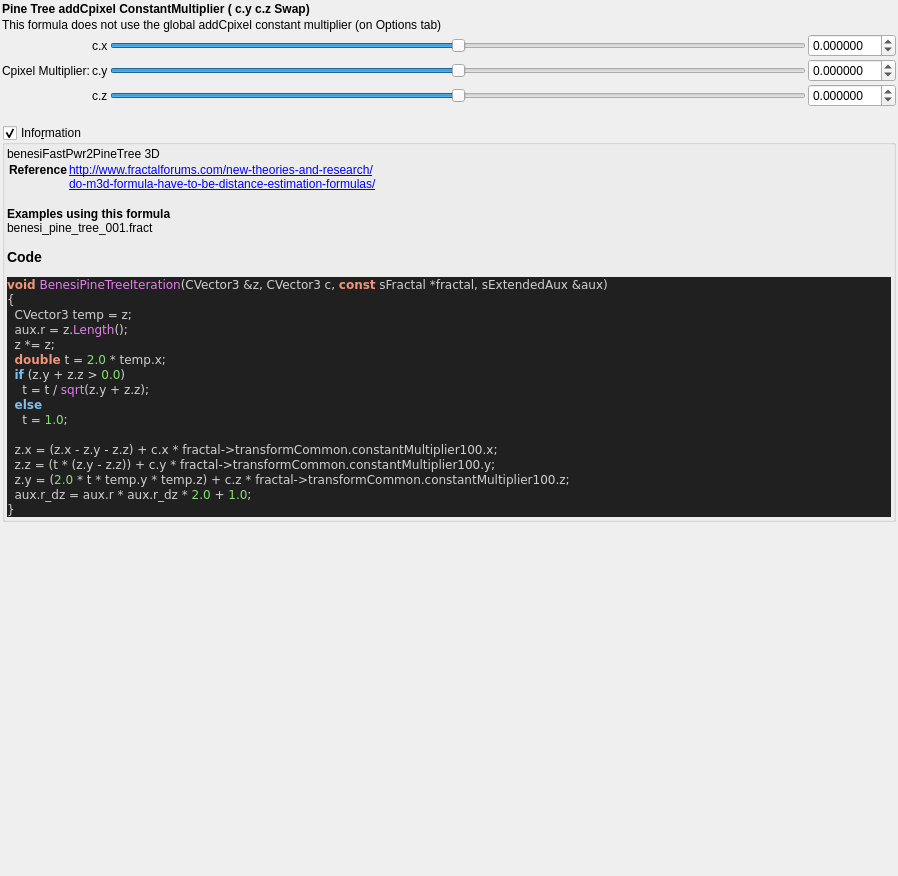
The window that mandelbulber2/formula/ui/fractal_benesi_pine_tree.ui (buddhi1980/mandelbulber2) describes before a commit, drawn with Qt 5.
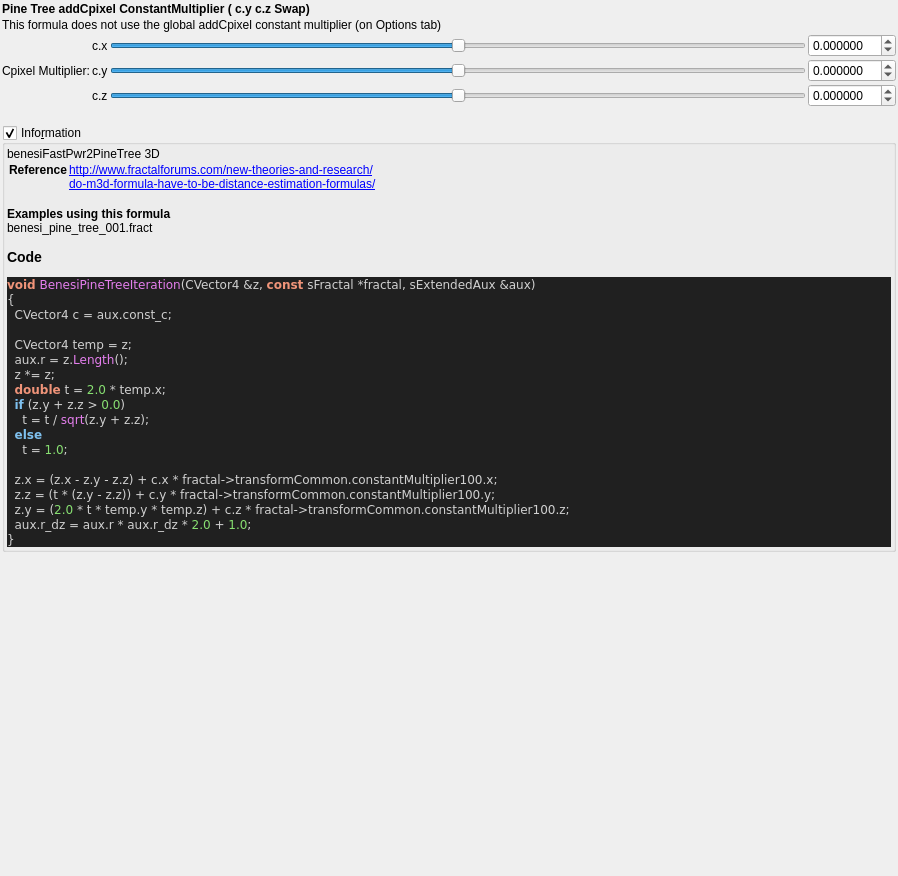
The same window after the commit. Custom widgets are drawn as their Qt base class.

Patch:
```diff
--- a/mandelbulber2/formula/ui/fractal_benesi_pine_tree.ui
+++ b/mandelbulber2/formula/ui/fractal_benesi_pine_tree.ui
@@ -278,9 +278,11 @@
 &lt;/table&gt;
 &lt;br&gt;&lt;b&gt;Examples using this formula&lt;/b&gt;&lt;br&gt;benesi_pine_tree_001.fract&lt;h3&gt;Code&lt;/h3&gt;
 &lt;body style=&quot;background-color:#202020&quot;&gt;
-&lt;pre style=&quot;color:#d0d0d0; background-color:#202020;  font-family:'Courier New',monospace;&quot;&gt;&lt;span style=&quot;color:#f09479; font-weight:bold&quot;&gt;void&lt;/span&gt; &lt;span style=&quot;color:#e47eed&quot;&gt;BenesiPineTreeIteration&lt;/span&gt;&lt;span style=&quot;color:#d0d0d0&quot;&gt;(&lt;/span&gt;CVector3 &lt;span style=&quot;color:#d0d0d0&quot;&gt;&amp;amp;&lt;/span&gt;z&lt;span style=&quot;color:#d0d0d0&quot;&gt;,&lt;/span&gt; CVector3 c&lt;span style=&quot;color:#d0d0d0&quot;&gt;,&lt;/span&gt; &lt;span style=&quot;color:#f09479; font-weight:bold&quot;&gt;const&lt;/span&gt; sFractal &lt;span style=&quot;color:#d0d0d0&quot;&gt;*&lt;/span&gt;fractal&lt;span style=&quot;color:#d0d0d0&quot;&gt;,&lt;/span&gt; sExtendedAux &lt;span style=&quot;color:#d0d0d0&quot;&gt;&amp;amp;&lt;/span&gt;aux&lt;span style=&quot;color:#d0d0d0&quot;&gt;)&lt;/span&gt;
+&lt;pre style=&quot;color:#d0d0d0; background-color:#202020;  font-family:'Courier New',monospace;&quot;&gt;&lt;span style=&quot;color:#f09479; font-weight:bold&quot;&gt;void&lt;/span&gt; &lt;span style=&quot;color:#e47eed&quot;&gt;BenesiPineTreeIteration&lt;/span&gt;&lt;span style=&quot;color:#d0d0d0&quot;&gt;(&lt;/span&gt;CVector4 &lt;span style=&quot;color:#d0d0d0&quot;&gt;&amp;amp;&lt;/span&gt;z&lt;span style=&quot;color:#d0d0d0&quot;&gt;,&lt;/span&gt; &lt;span style=&quot;color:#f09479; font-weight:bold&quot;&gt;const&lt;/span&gt; sFractal &lt;span style=&quot;color:#d0d0d0&quot;&gt;*&lt;/span&gt;fractal&lt;span style=&quot;color:#d0d0d0&quot;&gt;,&lt;/span&gt; sExtendedAux &lt;span style=&quot;color:#d0d0d0&quot;&gt;&amp;amp;&lt;/span&gt;aux&lt;span style=&quot;color:#d0d0d0&quot;&gt;)&lt;/span&gt;
 &lt;span style=&quot;color:#d0d0d0&quot;&gt;{&lt;/span&gt;
-  CVector3 temp &lt;span style=&quot;color:#d0d0d0&quot;&gt;=&lt;/span&gt; z&lt;span style=&quot;color:#d0d0d0&quot;&gt;;&lt;/span&gt;
+  CVector4 c &lt;span style=&quot;color:#d0d0d0&quot;&gt;=&lt;/span&gt; aux&lt;span style=&quot;color:#d0d0d0&quot;&gt;.&lt;/span&gt;const_c&lt;span style=&quot;color:#d0d0d0&quot;&gt;;&lt;/span&gt;
+
+  CVector4 temp &lt;span style=&quot;color:#d0d0d0&quot;&gt;=&lt;/span&gt; z&lt;span style=&quot;color:#d0d0d0&quot;&gt;;&lt;/span&gt;
   aux&lt;span style=&quot;color:#d0d0d0&quot;&gt;.&lt;/span&gt;r &lt;span style=&quot;color:#d0d0d0&quot;&gt;=&lt;/span&gt; z&lt;span style=&quot;color:#d0d0d0&quot;&gt;.&lt;/span&gt;&lt;span style=&quot;color:#e47eed&quot;&gt;Length&lt;/span&gt;&lt;span style=&quot;color:#d0d0d0&quot;&gt;();&lt;/span&gt;
   z &lt;span style=&quot;color:#d0d0d0&quot;&gt;*=&lt;/span&gt; z&lt;span style=&quot;color:#d0d0d0&quot;&gt;;&lt;/span&gt;
   &lt;span style=&quot;color:#f09479; font-weight:bold&quot;&gt;double&lt;/span&gt; t &lt;span style=&quot;color:#d0d0d0&quot;&gt;=&lt;/span&gt; &lt;span style=&quot;color:#87df71&quot;&gt;2.0&lt;/span&gt; &lt;span style=&quot;color:#d0d0d0&quot;&gt;*&lt;/span&gt; temp&lt;span style=&quot;color:#d0d0d0&quot;&gt;.&lt;/span&gt;x&lt;span style=&quot;color:#d0d0d0&quot;&gt;;&lt;/span&gt;
```
